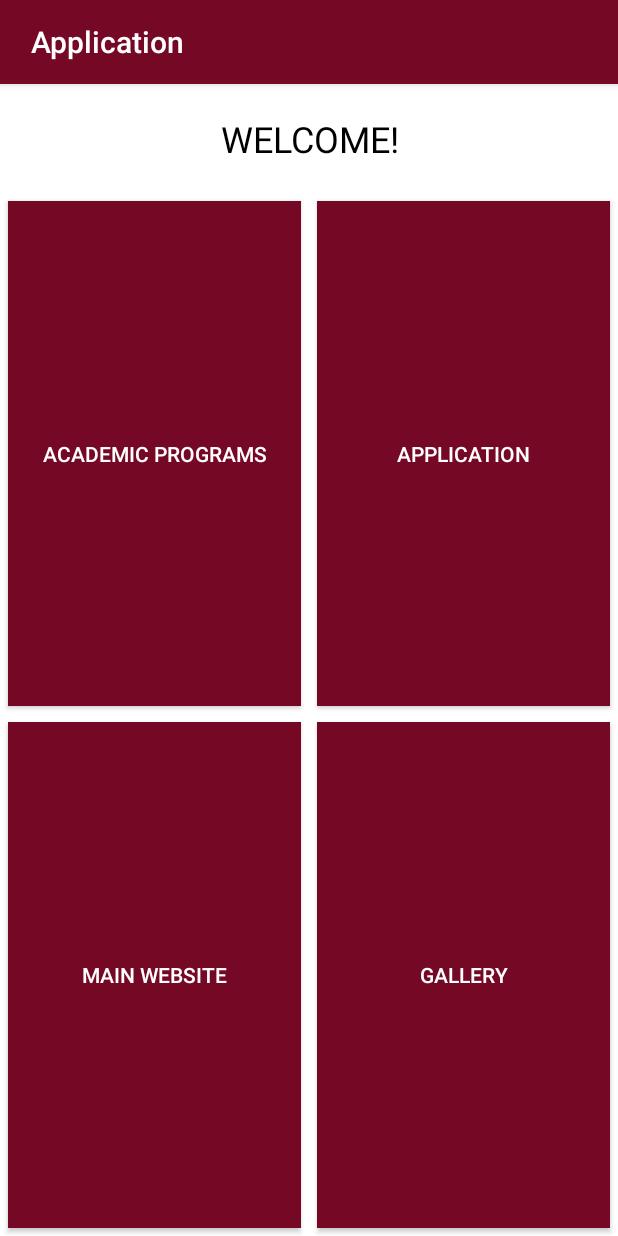
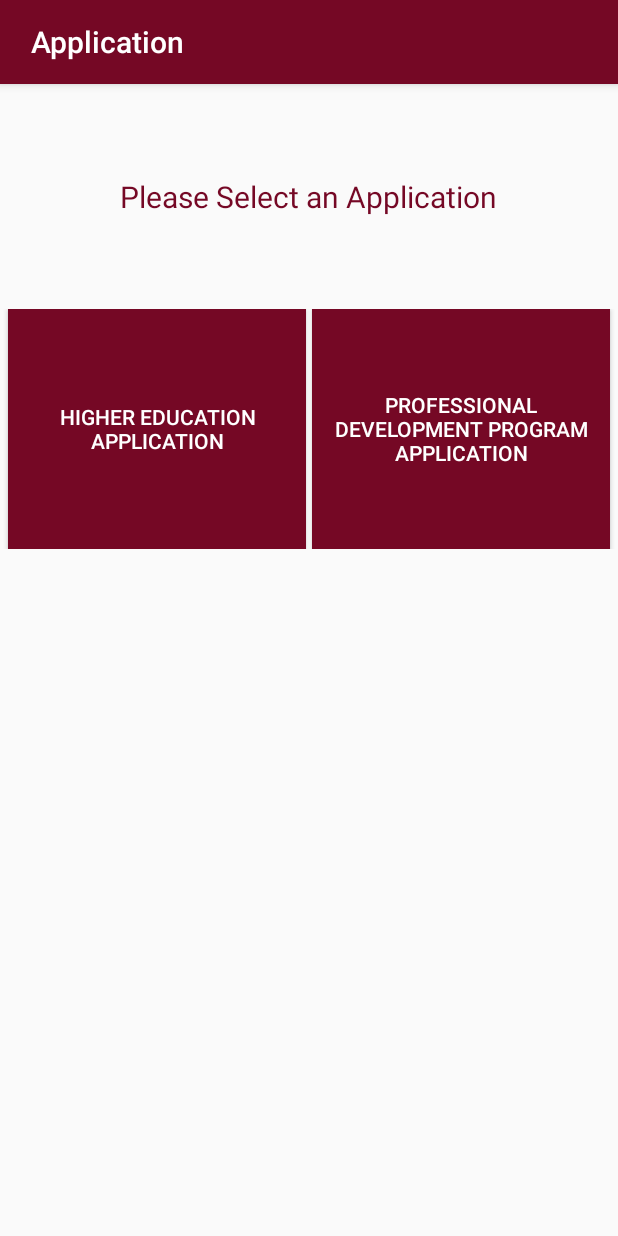
Before and after one commit to CelestineW/solid-guacamole, an Android app: the MainMenuActivity screen opened directly, with no data from a screen before it, after a tap on "APPLICATION", on a phone screen of 412 x 824 dp. Run offline under Robolectric (Android 15) with nearby library versions, the phone set to English and light mode, and no system bars.

Commit message:
Renaming Main Menu, and adding Program choice Activity

```diff
--- a/app/src/main/AndroidManifest.xml
+++ b/app/src/main/AndroidManifest.xml
@@ -19,7 +19,9 @@
         <activity android:name=".MainMenuActivity" />
         <activity android:name=".SignInActivity" />
         <activity android:name=".CreateAccountActivity" />
-        <activity android:name=".CreateAccountActivity2"></activity>
+        <activity android:name=".CreateAccountActivity2" />
+        <activity android:name=".ApplicationActivity1" />
+        <activity android:name=".ProgramSelectionActivity"></activity>
     </application>
 
 </manifest>
--- /dev/null
+++ b/app/src/main/java/ru/buepl/mobile/application/ApplicationActivity1.java
@@ -0,0 +1,13 @@
+package ru.buepl.mobile.application;
+
+import android.support.v7.app.AppCompatActivity;
+import android.os.Bundle;
+
+public class ApplicationActivity1 extends AppCompatActivity {
+
+    @Override
+    protected void onCreate(Bundle savedInstanceState) {
+        super.onCreate(savedInstanceState);
+        setContentView(R.layout.activity_application1);
+    }
+}
--- a/app/src/main/java/ru/buepl/mobile/application/MainMenuActivity.java
+++ b/app/src/main/java/ru/buepl/mobile/application/MainMenuActivity.java
@@ -14,7 +14,7 @@ public class MainMenuActivity extends AppCompatActivity implements View.OnClickL
     @Override
     protected void onCreate(Bundle savedInstanceState) {
         super.onCreate(savedInstanceState);
-        setContentView(R.layout.activity_program_choice);
+        setContentView(R.layout.activity_main_menu);
 
         programButton = (Button) findViewById(R.id.b_academicProgs);
         appButton = (Button) findViewById(R.id.b_app);
@@ -44,12 +44,11 @@ public class MainMenuActivity extends AppCompatActivity implements View.OnClickL
                 break;
             case R.id.b_app:
 
-                /*
-                Intent applicationIntent = new Intent(this, ApplicationActivity.class);
-                startActivity(applicationIntent);
-                 */
+                Intent programChoiceIntent = new Intent(this, ProgramSelectionActivity.class);
+                startActivity(programChoiceIntent);
 
                 break;
+
             case R.id.b_mainWeb:
 
                 Intent webIntent = new Intent(Intent.ACTION_VIEW, Uri.parse("http://buepl.ru/"));
--- /dev/null
+++ b/app/src/main/java/ru/buepl/mobile/application/ProgramSelectionActivity.java
@@ -0,0 +1,13 @@
+package ru.buepl.mobile.application;
+
+import android.support.v7.app.AppCompatActivity;
+import android.os.Bundle;
+
+public class ProgramSelectionActivity extends AppCompatActivity {
+
+    @Override
+    protected void onCreate(Bundle savedInstanceState) {
+        super.onCreate(savedInstanceState);
+        setContentView(R.layout.activity_program_selection);
+    }
+}
--- /dev/null
+++ b/app/src/main/res/layout/activity_application1.xml
@@ -0,0 +1,9 @@
+<?xml version="1.0" encoding="utf-8"?>
+<android.support.constraint.ConstraintLayout xmlns:android="http://schemas.android.com/apk/res/android"
+    xmlns:app="http://schemas.android.com/apk/res-auto"
+    xmlns:tools="http://schemas.android.com/tools"
+    android:layout_width="match_parent"
+    android:layout_height="match_parent"
+    tools:context="ru.buepl.mobile.application.ApplicationActivity1">
+
+</android.support.constraint.ConstraintLayout>
--- /dev/null
+++ b/app/src/main/res/layout/activity_program_selection.xml
@@ -0,0 +1,60 @@
+<?xml version="1.0" encoding="utf-8"?>
+<RelativeLayout xmlns:android="http://schemas.android.com/apk/res/android"
+    xmlns:app="http://schemas.android.com/apk/res-auto"
+    xmlns:tools="http://schemas.android.com/tools"
+    android:layout_width="match_parent"
+    android:layout_height="match_parent"
+    tools:context="ru.buepl.mobile.application.ProgramSelectionActivity">
+
+    <RelativeLayout
+        xmlns:android="http://schemas.android.com/apk/res/android"
+        android:layout_width="fill_parent" android:layout_height="wrap_content"
+        android:layout_centerHorizontal="true">
+
+        <TextView
+            android:text="Please Select an Application"
+            android:id="@+id/TextView01"
+            android:layout_width="wrap_content"
+            android:layout_height="150dp"
+            android:gravity="center"
+            android:textColor="#750825"
+            android:textSize="9pt"
+            android:layout_alignParentTop="true"
+            android:layout_centerHorizontal="true" />
+
+        <LinearLayout
+            android:orientation="horizontal"
+            android:layout_width="fill_parent"
+            android:layout_height="wrap_content"
+            android:layout_below="@+id/TextView01"
+            android:gravity="center">
+
+            <Button
+                android:id="@+id/allow"
+                android:layout_width="0.0dip"
+                android:layout_height="160dp"
+                android:layout_weight="1.0"
+                android:text="Higher Education Application"
+                android:textColor="@android:color/white"
+                android:background="#750825"
+                android:layout_marginRight="2dp"
+                android:layout_marginLeft="5dp"
+                 />
+
+            <Button
+                android:id="@+id/deny"
+                android:layout_width="0.0dip"
+                android:layout_height="160dp"
+                android:layout_weight="1.0"
+                android:text="Professional Development Program Application"
+                android:textColor="@android:color/white"
+                android:background="#750825"
+                android:layout_marginLeft="2dp"
+                android:layout_marginRight="5dp"
+                />
+
+        </LinearLayout>
+    </RelativeLayout>
+
+
+</RelativeLayout>
```
Also changed, not shown: app/src/main/res/layout/activity_main_menu.xml (renamed from app/src/main/res/layout/activity_program_choice.xml).
